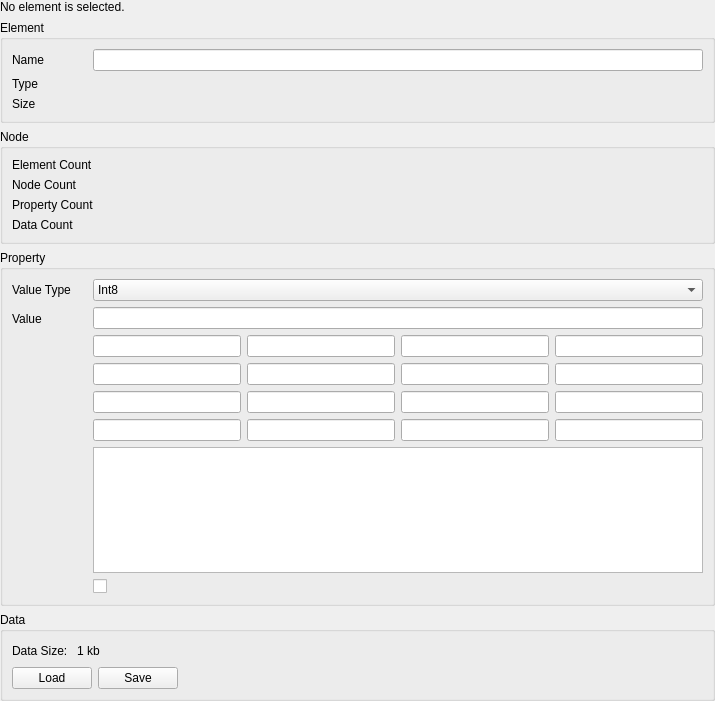
Above: Source/ZETools/ZEMLEditor/ZEMLEditorElementWidget.ui from orcun-gokbulut/ze before the change. Below: the same form after it.
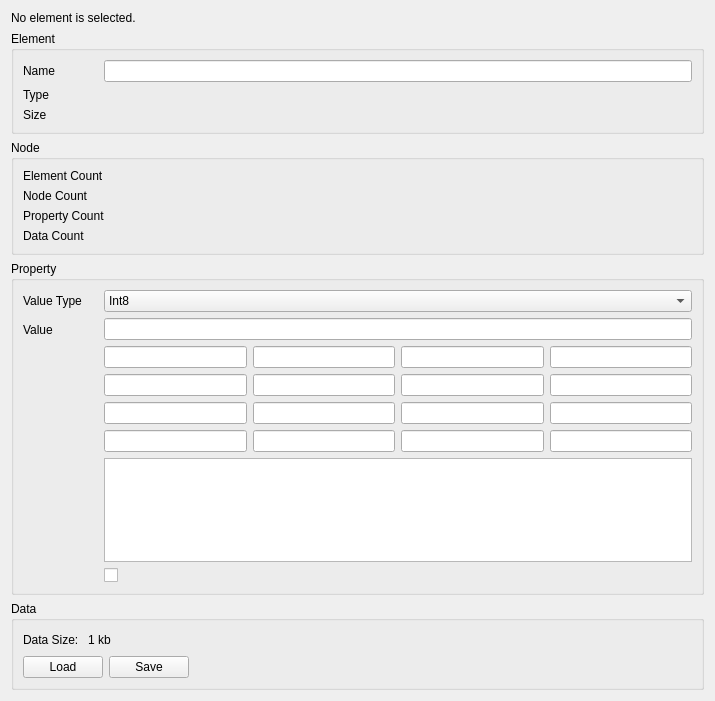
That is the form after the change.

Commit message: REM: Selection operation has been removed from ZEMLEditor operations. ADD: EditMode has been added to ZEMLEditor.

What changed in the file:
```diff
--- a/Source/ZETools/ZEMLEditor/ZEMLEditorElementWidget.ui
+++ b/Source/ZETools/ZEMLEditor/ZEMLEditorElementWidget.ui
@@ -14,18 +14,6 @@
    <string>ZEMLEditorElementWidget</string>
   </property>
   <layout class="QVBoxLayout" name="verticalLayout_2">
-   <property name="leftMargin">
-    <number>0</number>
-   </property>
-   <property name="topMargin">
-    <number>0</number>
-   </property>
-   <property name="rightMargin">
-    <number>0</number>
-   </property>
-   <property name="bottomMargin">
-    <number>0</number>
-   </property>
    <item>
     <widget class="QLabel" name="lblNoElementSelected">
      <property name="text">
```
The commit also changes 7 other files.
